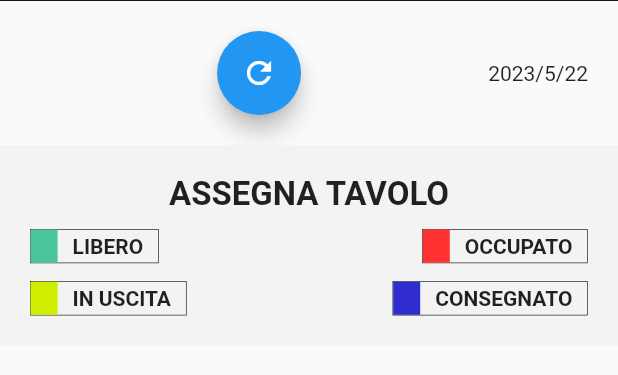
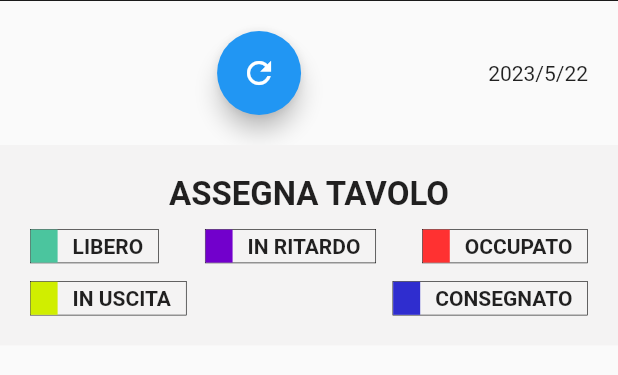
Before and after one commit to Aquaconsulting/Meary---App, a Flutter app: the CreateOrderPage screen opened directly with empty values, on a phone screen of 412 x 824 dp, the part 104-479 px from its top. Run offline on Flutter 3.47's test engine with Material 2 defaults, Android fonts, the phone set to English and light mode, and no system bars; our stand-ins replace email_validator, shared_preferences; accounts and stored records are empty.

Commit message:
eseguiti fix invio dettagli ordine completati e colori

```diff
--- a/lib/pages/orders/confirmOrder.dart
+++ b/lib/pages/orders/confirmOrder.dart
@@ -185,6 +185,7 @@ class _ConfirmOrderState extends State<ConfirmOrder> {
                             horizontal: 18, vertical: 20),
                         backgroundColor: HexColor('#4BC59E')),
                     onPressed: () {
+                      print('PRODUCT STATE: ' + product_states.toString());
                       if (widget.orderDetail.isNotEmpty) {
                         //SE LA ROTTA E' UPDATE NON AGGIUNGERE DI NUOVO I COPERTI
                         if (confirmUpdate) {
--- a/lib/pages/orders/create.dart
+++ b/lib/pages/orders/create.dart
@@ -267,6 +267,28 @@ class _CreateOrderPageState extends State<CreateOrderPage> {
                                   Container(
                                     width: 18,
                                     height: 22,
+                                    color: HexColor('#7200CC'),
+                                  ),
+                                  Container(
+                                    margin: EdgeInsets.symmetric(
+                                        horizontal: 10, vertical: 3),
+                                    child: const Text(
+                                      'IN RITARDO',
+                                      style: TextStyle(
+                                          fontWeight: FontWeight.w700),
+                                    ),
+                                  )
+                                ],
+                              ),
+                            ),
+                            Container(
+                              decoration:
+                                  BoxDecoration(border: Border.all(width: 0.4)),
+                              child: Row(
+                                children: [
+                                  Container(
+                                    width: 18,
+                                    height: 22,
                                     color: HexColor('#FF3131'),
                                   ),
                                   Container(
```
Also changed, not shown: lib/pages/orders/index.dart (+23 -3 lines), lib/pages/orders/update.dart (+7 -5 lines), pubspec.lock.
